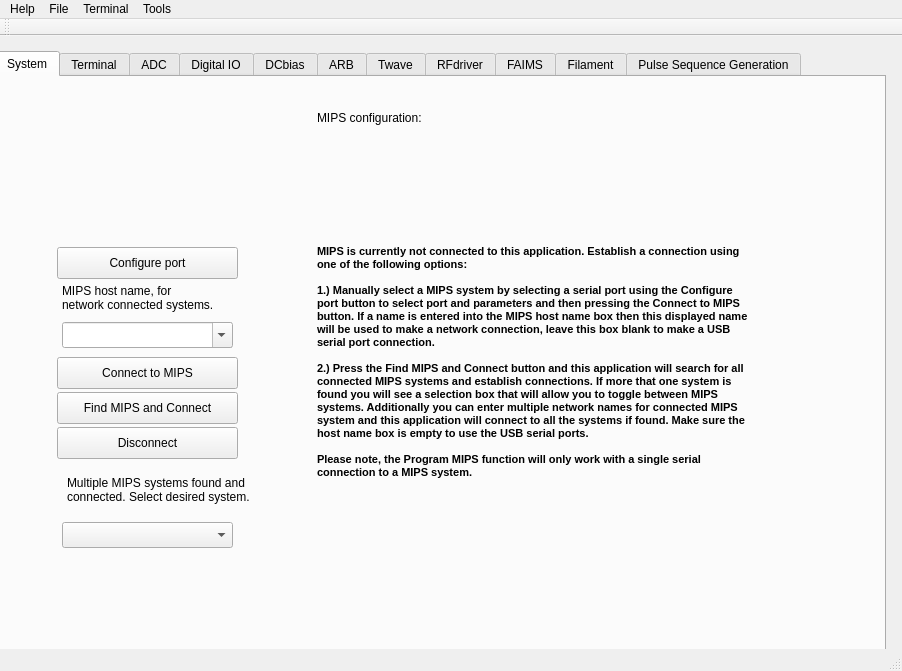
Old version of the form mips.ui in the repository MOBILionSystems/MIPS-app-MOBILion.
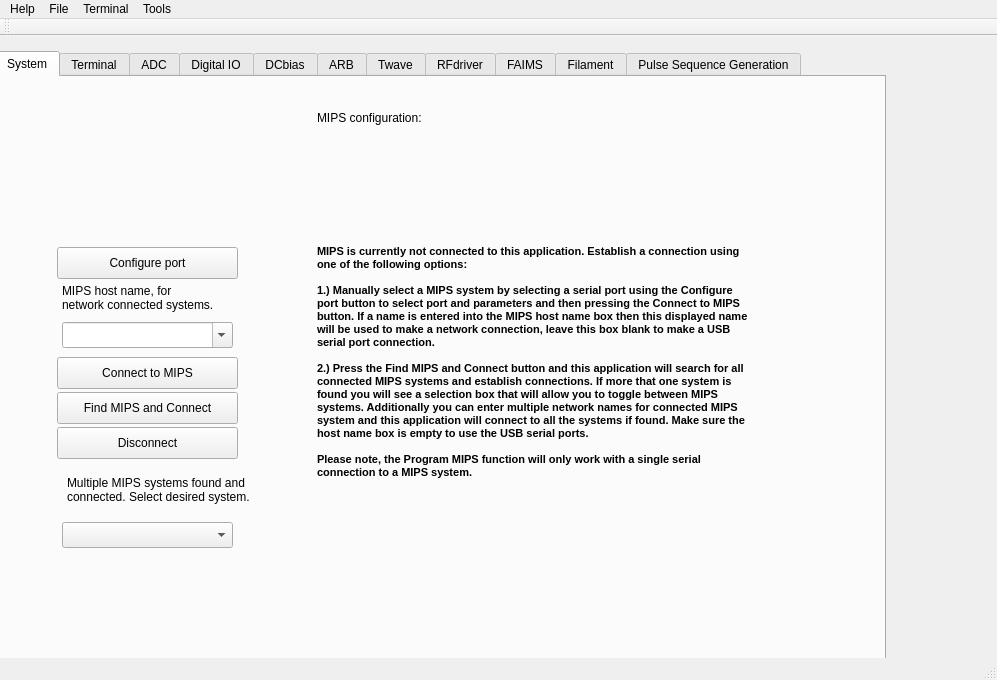
New version of the form. Icons and pictures are not drawn. Custom widgets are drawn as their Qt base class.

The edit to the form file:
```diff
--- a/mips.ui
+++ b/mips.ui
@@ -6,8 +6,8 @@
    <rect>
     <x>0</x>
     <y>0</y>
-    <width>902</width>
-    <height>671</height>
+    <width>997</width>
+    <height>680</height>
    </rect>
   </property>
   <property name="windowTitle">
@@ -8219,7 +8219,7 @@
     <rect>
      <x>0</x>
      <y>0</y>
-     <width>902</width>
+     <width>997</width>
      <height>21</height>
     </rect>
    </property>
```
